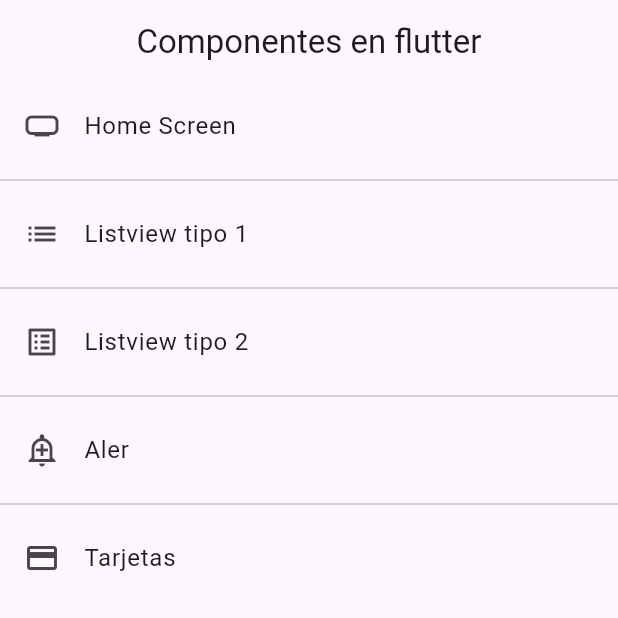
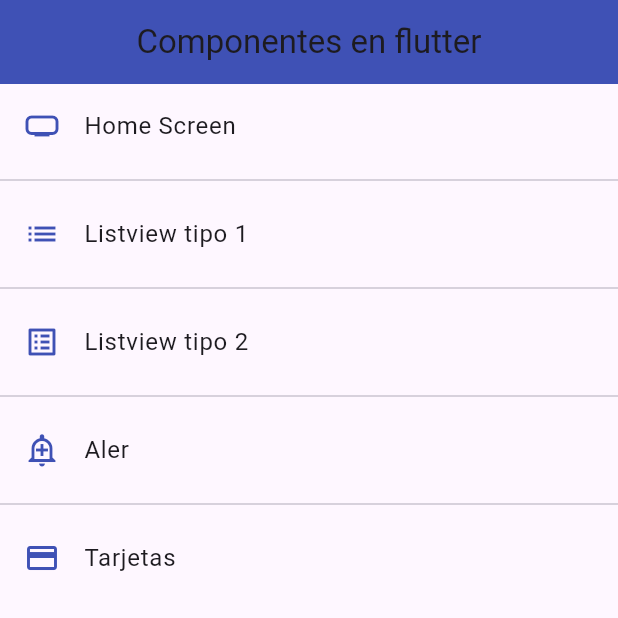
Before and after one commit to fernando061/Flutter, a Flutter app: the screen it shows after launch, on a phone screen of 412 x 824 dp, the top half of it. Run offline on Flutter 3.47's test engine with Material 3 defaults, Android fonts, the phone set to English and light mode, and no system bars.

Commit message:
feat: global themes were added

```diff
--- a/lib/main.dart
+++ b/lib/main.dart
@@ -1,3 +1,4 @@
+import 'package:fl_components/theme/app_theme.dart';
 import 'package:flutter/material.dart';
 
 import 'package:fl_components/router/app_routes.dart';
@@ -15,7 +16,8 @@ class MyApp extends StatelessWidget {
       // home: const CardScreen(),
       initialRoute: AppRoutes.initialRoute,
       routes: AppRoutes.getAppRoutes() ,
-      onGenerateRoute: AppRoutes.onGenerateRoute
+      onGenerateRoute: AppRoutes.onGenerateRoute,
+      theme: AppTheme.lightTheme
     );
   }
 }
--- a/lib/screens/home_screens.dart
+++ b/lib/screens/home_screens.dart
@@ -1,5 +1,6 @@
+import 'package:flutter/material.dart';
 import 'package:fl_components/router/app_routes.dart';
-import 'package:flutter/material.dart';
+import 'package:fl_components/theme/app_theme.dart';
 
 class HomeScreen extends StatelessWidget {
 
@@ -16,7 +17,7 @@ class HomeScreen extends StatelessWidget {
       ),
       body: ListView.separated(
         itemBuilder: (context, i) =>  ListTile(
-          leading: Icon(menuOptions[i].icon),
+          leading: Icon(menuOptions[i].icon,color: AppTheme.primary,),
           title: Text(menuOptions[i].name),
           onTap: () {
             // final route = MaterialPageRoute(builder: (context) => const Listview1Screen());
--- a/lib/screens/listview2_screen.dart
+++ b/lib/screens/listview2_screen.dart
@@ -10,8 +10,6 @@ class Listview2Screen extends StatelessWidget {
     return  Scaffold(
       appBar: AppBar(
         title: const Center(child:  Text('Listview Tipo 2',style: TextStyle(color: Colors.black))),
-        elevation: 0,
-        backgroundColor: Colors.indigo,
       ),
       body:  ListView.separated(
         itemCount: options.length,
--- /dev/null
+++ b/lib/theme/app_theme.dart
@@ -0,0 +1,29 @@
+import 'package:flutter/material.dart';
+
+class AppTheme{
+  static const Color primary = Colors.indigo;
+
+  static final ThemeData lightTheme = ThemeData.light().copyWith(
+        // primary color
+        primaryColor: Colors.indigo,
+
+        // APPBAR theme
+        appBarTheme:  const AppBarTheme(
+          color: primary,
+          elevation: 0
+        )
+      );
+
+  static final ThemeData darkTheme = ThemeData.dark().copyWith(
+        // primary color
+        primaryColor: Colors.indigo,
+
+        // APPBAR theme
+        appBarTheme:  const AppBarTheme(
+          color: primary,
+          elevation: 0
+        ),
+
+        scaffoldBackgroundColor: Colors.black
+      );
+}
```
